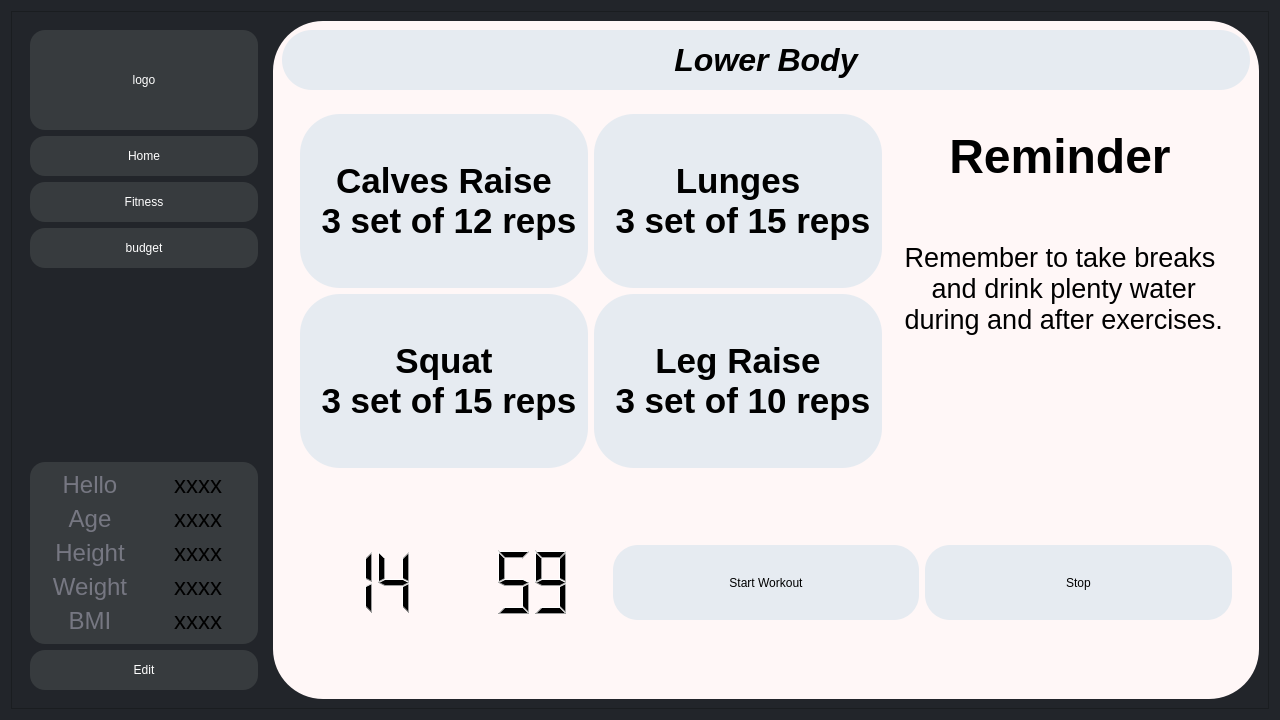
burr1to/kaizen, file K/lower_body.ui: the form before one commit.
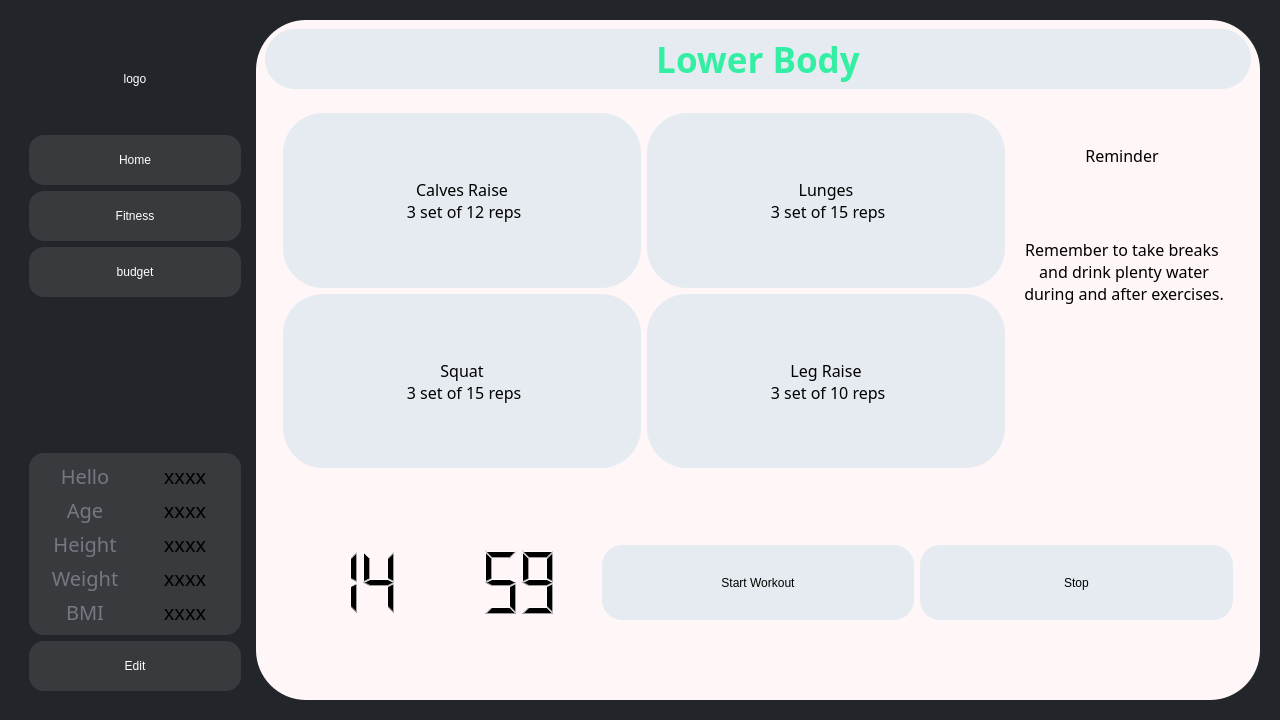
The form after the commit.

What changed in the file:
```diff
--- a/K/lower_body.ui
+++ b/K/lower_body.ui
@@ -17,19 +17,18 @@
    </size>
   </property>
   <property name="windowTitle">
-   <string>Dialog</string>
+   <string>Lower Body</string>
   </property>
   <property name="styleSheet">
-   <string notr="true">background-color:#22252a;</string>
+   <string notr="true">background-color:#22252a;
+font: 12pt &quot;Foco&quot;;
+color: e6ebf1;</string>
   </property>
-  <layout class="QVBoxLayout" name="verticalLayout_7">
+  <layout class="QHBoxLayout" name="horizontalLayout">
    <item>
     <widget class="QFrame" name="frame_5">
-     <property name="minimumSize">
-      <size>
-       <width>0</width>
-       <height>0</height>
-      </size>
+     <property name="styleSheet">
+      <string notr="true">border:0px;</string>
      </property>
      <property name="frameShape">
       <enum>QFrame::StyledPanel</enum>
@@ -37,7 +36,7 @@
      <property name="frameShadow">
       <enum>QFrame::Raised</enum>
      </property>
-     <layout class="QHBoxLayout" name="horizontalLayout_5">
+     <layout class="QHBoxLayout" name="horizontalLayout_5" stretch="2,9">
       <item>
        <widget class="QFrame" name="frame">
         <property name="sizePolicy">
@@ -65,7 +64,7 @@
         </property>
         <layout class="QVBoxLayout" name="verticalLayout_4">
          <item>
-          <widget class="QPushButton" name="pushButton_5">
+          <widget class="QPushButton" name="logo">
            <property name="minimumSize">
             <size>
              <width>0</width>
@@ -73,7 +72,7 @@
             </size>
            </property>
            <property name="styleSheet">
-            <string notr="true">background-color: rgb(55, 59, 62);</string>
+            <string notr="true"/>
            </property>
            <property name="text">
             <string>logo</string>
@@ -85,11 +84,18 @@
            <property name="minimumSize">
             <size>
              <width>0</width>
-             <height>40</height>
+             <height>50</height>
             </size>
            </property>
            <property name="styleSheet">
-            <string notr="true">background-color: rgb(55, 59, 62);</string>
+            <string notr="true">#home{
+background-color: rgb(55, 59, 62);
+border radius:40px;
+}
+#home:hover{
+font-size: 18px;
+background-color:#e6ebf1;
+color: #22252a;}</string>
            </property>
            <property name="text">
             <string>Home</string>
@@ -97,15 +103,22 @@
           </widget>
          </item>
          <item>
-          <widget class="QPushButton" name="pushButton_6">
+          <widget class="QPushButton" name="fit_butt">
            <property name="minimumSize">
             <size>
              <width>0</width>
-             <height>40</height>
+             <height>50</height>
             </size>
            </property>
            <property name="styleSheet">
-            <string notr="true">background-color: rgb(55, 59, 62);</string>
+            <string notr="true">#fit_butt{
+background-color: rgb(55, 59, 62);
+border radius:40px;
+}
+#fit_butt:hover{
+font-size: 18px;
+background-color:#e6ebf1;
+color: #22252a;}</string>
            </property>
            <property name="text">
             <string>Fitness</string>
@@ -113,15 +126,22 @@
           </widget>
          </item>
          <item>
-          <widget class="QPushButton" name="pushButton_7">
+          <widget class="QPushButton" name="bud_butt">
            <property name="minimumSize">
             <size>
              <width>0</width>
-             <height>40</height>
+             <height>50</height>
             </size>
            </property>
            <property name="styleSheet">
-            <string notr="true">background-color: rgb(55, 59, 62);</string>
+            <string notr="true">#bud_butt{
+background-color: rgb(55, 59, 62);
+border radius:40px;
+}
+#bud_butt:hover{
+font-size: 18px;
+background-color:#e6ebf1;
+color: #22252a;}</string>
            </property>
            <property name="text">
             <string>budget</string>
@@ -144,7 +164,7 @@
          <item>
           <widget class="QFrame" name="frame_11">
            <property name="styleSheet">
-            <string notr="true">font:24px;
+            <string notr="true">font:20px;
 background-color: rgb(55, 59, 62);
 border radius:50px;</string>
            </property>
@@ -163,6 +183,7 @@
                  <widget class="QLabel" name="label_6">
                   <property name="font">
                    <font>
+                    <family>Foco</family>
                     <pointsize>-1</pointsize>
                     <italic>false</italic>
                     <bold>false</bold>
@@ -183,6 +204,7 @@
                  <widget class="QLabel" name="helloname">
                   <property name="font">
                    <font>
+                    <family>Foco</family>
                     <pointsize>-1</pointsize>
                     <italic>false</italic>
                     <bold>false</bold>
@@ -207,6 +229,7 @@
                  <widget class="QLabel" name="label_2">
                   <property name="font">
                    <font>
+                    <family>Foco</family>
                     <pointsize>-1</pointsize>
                     <italic>false</italic>
                     <bold>false</bold>
@@ -227,6 +250,7 @@
                  <widget class="QLabel" name="age">
                   <property name="font">
                    <font>
+                    <family>Foco</family>
                     <pointsize>-1</pointsize>
                     <italic>false</italic>
                     <bold>false</bold>
@@ -251,6 +275,7 @@
                  <widget class="QLabel" name="label_4">
                   <property name="font">
                    <font>
+                    <family>Foco</family>
                     <pointsize>-1</pointsize>
                     <italic>false</italic>
                     <bold>false</bold>
@@ -271,6 +296,7 @@
                  <widget class="QLabel" name="height">
                   <property name="font">
                    <font>
+                    <family>Foco</family>
                     <pointsize>-1</pointsize>
                     <italic>false</italic>
                     <bold>false</bold>
@@ -295,6 +321,7 @@
                  <widget class="QLabel" name="label_7">
                   <property name="font">
                    <font>
+                    <family>Foco</family>
                     <pointsize>-1</pointsize>
                     <italic>false</italic>
                     <bold>false</bold>
@@ -315,6 +342,7 @@
                  <widget class="QLabel" name="weight">
                   <property name="font">
                    <font>
+                    <family>Foco</family>
                     <pointsize>-1</pointsize>
                     <italic>false</italic>
                     <bold>false</bold>
@@ -339,6 +367,7 @@
                  <widget class="QLabel" name="label_9">
                   <property name="font">
                    <font>
+                    <family>Foco</family>
                     <pointsize>-1</pointsize>
                     <italic>false</italic>
                     <bold>false</bold>
@@ -359,6 +388,7 @@
                  <widget class="QLabel" name="bmi">
                   <property name="font">
                    <font>
+                    <family>Foco</family>
                     <pointsize>-1</pointsize>
                     <italic>false</italic>
                     <bold>false</bold>
@@ -387,12 +417,18 @@
            <property name="minimumSize">
             <size>
              <width>0</width>
-             <height>40</height>
+             <height>50</height>
             </size>
            </property>
            <property name="styleSheet">
-            <string notr="true">background-color: rgb(55, 59, 62);
-border radius:40px;</string>
+            <string notr="true">#editstuff{
+background-color: rgb(55, 59, 62);
+border radius:40px;
+}
+#editstuff:hover{
+font-size: 18px;
+background-color:#e6ebf1;
+color: #22252a;}</string>
            </property>
            <property name="text">
             <string>Edit</string>
@@ -432,15 +468,17 @@
            </property>
            <property name="font">
             <font>
-             <pointsize>24</pointsize>
-             <italic>true</italic>
+             <family>FONTSPRING DEMO - Pontiac Black</family>
+             <pointsize>26</pointsize>
+             <italic>false</italic>
              <bold>true</bold>
             </font>
            </property>
            <property name="styleSheet">
             <string notr="true">background-color:#e6ebf1;
-color: black;
-border-radius:30px;</string>
+font: 700 26pt &quot;FONTSPRING DEMO - Pontiac Black&quot;;
+border-radius:30px;
+color: #34efa3;</string>
            </property>
            <property name="text">
             <string>Lower Body</string>
@@ -478,8 +516,10 @@
                  </property>
                  <property name="font">
                   <font>
-                   <pointsize>26</pointsize>
-                   <bold>true</bold>
+                   <family>Foco</family>
+                   <pointsize>12</pointsize>
+                   <italic>false</italic>
+                   <bold>false</bold>
                   </font>
                  </property>
                  <property name="styleSheet">
@@ -488,8 +528,9 @@
 border-radius:40px;
 }
 #pushButton_4:hover{
-font-size: 48px;
-color: #727a7c;}</string>
+font-size: 20px;
+background-color:#373b3e;
+color: #e6ebf1;}</string>
                  </property>
                  <property name="text">
                   <string>Leg Raise 
@@ -507,8 +548,10 @@
                  </property>
                  <property name="font">
                   <font>
-                   <pointsize>26</pointsize>
-                   <bold>true</bold>
+                   <family>Foco</family>
+                   <pointsize>12</pointsize>
+                   <italic>false</italic>
+                   <bold>false</bold>
                   </font>
                  </property>
                  <property name="styleSheet">
@@ -517,8 +560,9 @@
 border-radius:40px;
 }
 #pushButton_2:hover{
-font-size: 48px;
-color: #727a7c;}</string>
+font-size: 20px;
+background-color:#373b3e;
+color: #e6ebf1;}</string>
                  </property>
                  <property name="text">
                   <string>Squat  
@@ -536,8 +580,10 @@
                  </property>
                  <property name="font">
                   <font>
-                   <pointsize>26</pointsize>
-                   <bold>true</bold>
+                   <family>Foco</family>
+                   <pointsize>12</pointsize>
+                   <italic>false</italic>
+                   <bold>false</bold>
                   </font>
                  </property>
                  <property name="styleSheet">
@@ -546,8 +592,9 @@
 border-radius:40px;
 }
 #pushButton_3:hover{
-font-size: 48px;
-color: #727a7c;}</string>
+font-size: 20px;
+background-color:#373b3e;
+color: #e6ebf1;}</string>
                  </property>
                  <property name="text">
                   <string>Lunges  
@@ -565,8 +612,10 @@
                  </property>
                  <property name="font">
                   <font>
-                   <pointsize>26</pointsize>
-                   <bold>true</bold>
+                   <family>Foco</family>
+                   <pointsize>12</pointsize>
+                   <italic>false</italic>
+                   <bold>false</bold>
                   </font>
                  </property>
                  <property name="styleSheet">
@@ -575,8 +624,9 @@
 border-radius:40px;
 }
 #pushButton:hover{
-font-size: 48px;
-color: #727a7c;}</string>
+font-size: 20px;
+background-color:#373b3e;
+color: #e6ebf1;}</string>
                  </property>
                  <property name="text">
                   <string>Calves Raise 
@@ -597,8 +647,10 @@
                    <widget class="QLabel" name="label_11">
                     <property name="font">
                      <font>
-                      <pointsize>36</pointsize>
-                      <bold>true</bold>
+                      <family>Foco</family>
+                      <pointsize>12</pointsize>
+                      <italic>false</italic>
+                      <bold>false</bold>
                      </font>
                     </property>
                     <property name="text">
@@ -613,7 +665,9 @@
                    <widget class="QLabel" name="label_12">
                     <property name="font">
                      <font>
-                      <pointsize>20</pointsize>
+                      <family>Foco</family>
+                      <pointsize>12</pointsize>
+                      <italic>false</italic>
                       <bold>false</bold>
                      </font>
                     </property>
@@ -693,11 +747,12 @@
                  <property name="styleSheet">
                   <string notr="true">#pushButton_start_workout{
 background-color:#e6ebf1;
-border-radius:25px;
+border-radius:20px;
 }
 #pushButton_start_workout:hover{
-font-size: 48px;
-color: #727a7c;}</string>
+font-size: 18px;
+background-color:#373b3e;
+color: #e6ebf1;}</string>
                  </property>
                  <property name="text">
                   <string>Start Workout</string>
@@ -715,11 +770,12 @@
                  <property name="styleSheet">
                   <string notr="true">#pushButton_stop_timer{
 background-color:#e6ebf1;
-border-radius:25px;
+border-radius:20px;
 }
-#pushButton_stop_workout:timer{
-font-size: 48px;
-color: #727a7c;}</string>
+#pushButton_stop_timer:hover{
+font-size: 18px;
+background-color:#373b3e;
+color: #e6ebf1;}</string>
                  </property>
                  <property name="text">
                   <string>Stop</string>
```
